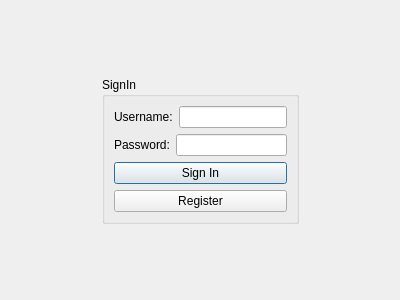
First picture: the form in client/log_dialog.ui, repository PoliDox/PoliDox, before the edit.
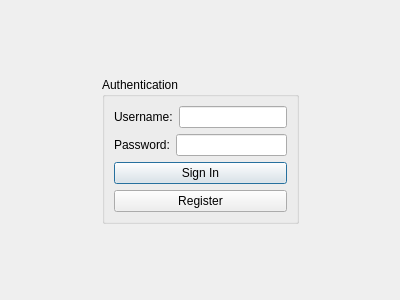
Second picture: the form after the edit.

Commit message: Added new login windows. Added stubs for user login and registration

Diff of the .ui file:
```diff
--- a/client/log_dialog.ui
+++ b/client/log_dialog.ui
@@ -69,7 +69,7 @@
    <item row="1" column="1">
     <widget class="QGroupBox" name="groupBox">
      <property name="title">
-      <string>SignIn</string>
+      <string>Authentication</string>
      </property>
      <layout class="QGridLayout" name="gridLayout">
       <item row="2" column="0">
```
The commit also changes 4 other files.
